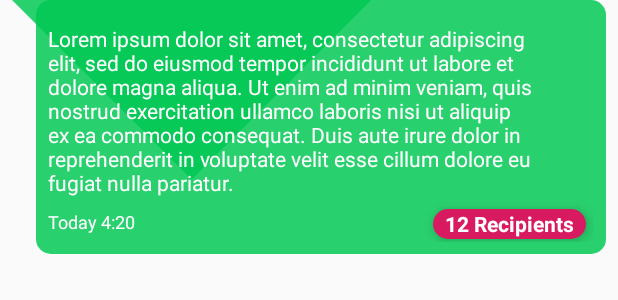
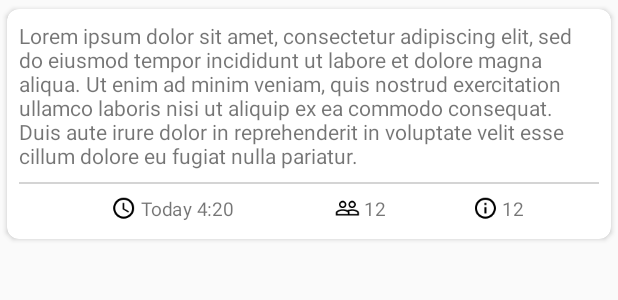
Before and after one commit to carloscj6/Text, an Android app: the layout saved_messages.xml on its own in the app's theme, with its tools: preview values and no code run, on a phone screen of 412 x 824 dp. Shown: the top 300 px of the screen. Run offline under Robolectric (Android 15) with nearby library versions, the phone set to English and light mode, and no system bars.

Commit message:
completely reworked home message ui

```diff
--- a/app/src/main/java/com/revosleap/text/activities/MainActivity.kt
+++ b/app/src/main/java/com/revosleap/text/activities/MainActivity.kt
@@ -161,12 +161,9 @@ class MainActivity : AppCompatActivity(), OnContactClicked, ContactList, Message
     }
 
     override fun onMessageClicked(sentMessages: SentMessages, index: Int) {
-        // Utils.toast(this, sentMessages.message!!)
+        SentRecipients.getInstance(sentMessages).show(supportFragmentManager,"Recipients")
     }
 
-    override fun onRecipientClicked(sentMessages: SentMessages) {
-        SentRecipients.getInstance(sentMessages).show(supportFragmentManager,"Recipients")
-    }
 
     private fun chooseContacts() {
         MultiContactPicker.Builder(this@MainActivity)
--- a/app/src/main/java/com/revosleap/text/adapters/MessagesAdapter.kt
+++ b/app/src/main/java/com/revosleap/text/adapters/MessagesAdapter.kt
@@ -35,14 +35,15 @@ class MessagesAdapter(private val messageClicked: MessageClicked) : RecyclerView
 
 
     inner class SavedVH(itemView: View) : RecyclerView.ViewHolder(itemView) {
+        val message = itemView.findViewById<TextView>(R.id.textViewMsg)
+        val msgCounter = itemView.findViewById<TextView>(R.id.textViewMsgCount)
+        val dateCounter = itemView.findViewById<TextView>(R.id.textViewTime)
+        val status= itemView.findViewById<TextView>(R.id.textViewMsgStatus)
         @SuppressLint("SetTextI18n")
         fun bind(sentMessages: SentMessages) {
-            val message = itemView.findViewById<TextView>(R.id.textViewMsg)
-            val msgCounter = itemView.findViewById<TextView>(R.id.textViewMsgCount)
-            val dateCounter = itemView.findViewById<TextView>(R.id.textViewTime)
-
+            status.text = "Sent"
             message.text = sentMessages.message
-            msgCounter.text = "Recipients ${sentMessages.contacts.size}"
+            msgCounter.text = "${sentMessages.contacts.size}"
             val today = SimpleDateFormat("dd", Locale.getDefault())
             val dateDifference = (today.format(System.currentTimeMillis()).toInt()).minus(
                     today.format(sentMessages.time).toInt()
@@ -63,13 +64,9 @@ class MessagesAdapter(private val messageClicked: MessageClicked) : RecyclerView
                     dateCounter.text = sdf.format(sentMessages.time)
                 }
                 else -> {
-                    val sdf = SimpleDateFormat("dd MM yyyy HH:mm", Locale.getDefault())
+                    val sdf = SimpleDateFormat("dd MMMM yyyy HH:mm", Locale.getDefault())
                     dateCounter.text = sdf.format(sentMessages.time)
                 }
-            }
-
-            msgCounter.setOnClickListener {
-                messageClicked.onRecipientClicked(sentMessages)
             }
 
             itemView.setOnClickListener {
--- a/app/src/main/java/com/revosleap/text/interfaces/MessageClicked.kt
+++ b/app/src/main/java/com/revosleap/text/interfaces/MessageClicked.kt
@@ -4,5 +4,4 @@ import com.revosleap.text.models.SentMessages
 
 interface MessageClicked {
     fun onMessageClicked(sentMessages: SentMessages, index: Int)
-    fun onRecipientClicked(sentMessages: SentMessages)
 }
--- /dev/null
+++ b/app/src/main/res/drawable/ic_info_outline.xml
@@ -0,0 +1,9 @@
+<vector xmlns:android="http://schemas.android.com/apk/res/android"
+        android:width="24dp"
+        android:height="24dp"
+        android:viewportWidth="24.0"
+        android:viewportHeight="24.0">
+    <path
+        android:fillColor="#FF000000"
+        android:pathData="M11,17h2v-6h-2v6zM12,2C6.48,2 2,6.48 2,12s4.48,10 10,10 10,-4.48 10,-10S17.52,2 12,2zM12,20c-4.41,0 -8,-3.59 -8,-8s3.59,-8 8,-8 8,3.59 8,8 -3.59,8 -8,8zM11,9h2L13,7h-2v2z"/>
+</vector>
--- /dev/null
+++ b/app/src/main/res/drawable/ic_people_outline.xml
@@ -0,0 +1,9 @@
+<vector xmlns:android="http://schemas.android.com/apk/res/android"
+        android:width="24dp"
+        android:height="24dp"
+        android:viewportWidth="24.0"
+        android:viewportHeight="24.0">
+    <path
+        android:fillColor="#FF000000"
+        android:pathData="M16.5,13c-1.2,0 -3.07,0.34 -4.5,1 -1.43,-0.67 -3.3,-1 -4.5,-1C5.33,13 1,14.08 1,16.25L1,19h22v-2.75c0,-2.17 -4.33,-3.25 -6.5,-3.25zM12.5,17.5h-10v-1.25c0,-0.54 2.56,-1.75 5,-1.75s5,1.21 5,1.75v1.25zM21.5,17.5L14,17.5v-1.25c0,-0.46 -0.2,-0.86 -0.52,-1.22 0.88,-0.3 1.96,-0.53 3.02,-0.53 2.44,0 5,1.21 5,1.75v1.25zM7.5,12c1.93,0 3.5,-1.57 3.5,-3.5S9.43,5 7.5,5 4,6.57 4,8.5 5.57,12 7.5,12zM7.5,6.5c1.1,0 2,0.9 2,2s-0.9,2 -2,2 -2,-0.9 -2,-2 0.9,-2 2,-2zM16.5,12c1.93,0 3.5,-1.57 3.5,-3.5S18.43,5 16.5,5 13,6.57 13,8.5s1.57,3.5 3.5,3.5zM16.5,6.5c1.1,0 2,0.9 2,2s-0.9,2 -2,2 -2,-0.9 -2,-2 0.9,-2 2,-2z"/>
+</vector>
--- a/app/src/main/res/layout/saved_messages.xml
+++ b/app/src/main/res/layout/saved_messages.xml
@@ -1,55 +1,86 @@
 <?xml version="1.0" encoding="utf-8"?>
-<android.support.constraint.ConstraintLayout xmlns:android="http://schemas.android.com/apk/res/android"
+<android.support.v7.widget.CardView xmlns:android="http://schemas.android.com/apk/res/android"
+    xmlns:app="http://schemas.android.com/apk/res-auto"
+    xmlns:tools="http://schemas.android.com/tools"
     android:layout_width="match_parent"
     android:layout_height="wrap_content"
-    xmlns:tools="http://schemas.android.com/tools"
-    android:layout_marginStart="8dp"
-    android:layout_marginEnd="8dp"
-    android:layout_marginBottom="8dp"
-    android:padding="8dp"
+    app:cardCornerRadius="8dp"
+    android:foreground="?attr/selectableItemBackground"
+    app:cardUseCompatPadding="true">
 
-    android:background="@drawable/message_bubble"
-    xmlns:app="http://schemas.android.com/apk/res-auto">
-    <TextView
-        android:layout_width="0dp"
-        android:padding="8dp"
-        android:textColor="@android:color/white"
-        android:layout_marginStart="8dp"
-        tools:text="@string/lorem"
+    <android.support.constraint.ConstraintLayout
+        android:layout_width="match_parent"
         android:layout_height="wrap_content"
-        app:layout_constraintStart_toStartOf="parent"
-        android:autoLink="all"
-        app:layout_constraintEnd_toEndOf="parent"
-        app:layout_constraintTop_toTopOf="parent"
-        android:id="@+id/textViewMsg"/>
-    <TextView
-        android:layout_width="wrap_content"
-        android:id="@+id/textViewTime"
-        android:layout_marginStart="8dp"
-        app:layout_constraintStart_toStartOf="@id/textViewMsg"
-        app:layout_constraintTop_toBottomOf="@id/textViewMsg"
-        android:textColor="@android:color/white"
-        android:textSize="12sp"
-        tools:text="Today 4:20"
-        android:layout_height="wrap_content" />
-    <TextView
-        android:background="@drawable/counter_bg"
-        android:textColor="@android:color/white"
-        android:layout_marginEnd="5dp"
-        android:elevation="5dp"
-        android:fadingEdgeLength="6dp"
-        tools:text="12 Recipients"
-        android:gravity="center"
-        android:textStyle="bold"
-        android:textAlignment="center"
-        android:layout_width="wrap_content"
-        android:layout_height="wrap_content"
-        app:layout_constraintEnd_toEndOf="parent"
-        app:layout_constraintTop_toBottomOf="@id/textViewMsg"
-        android:id="@+id/textViewMsgCount"/>
-    <View
-        android:layout_width="match_parent"
-        android:layout_height="2dp"
-        app:layout_constraintTop_toBottomOf="@id/textViewMsgCount"/>
+        android:padding="8dp">
 
-</android.support.constraint.ConstraintLayout>
+        <TextView
+            android:id="@+id/textViewMsg"
+            android:layout_width="wrap_content"
+            android:layout_height="wrap_content"
+            android:autoLink="all"
+            app:layout_constraintStart_toStartOf="parent"
+            app:layout_constraintTop_toTopOf="parent"
+            tools:text="@string/lorem" />
+
+        <View
+            android:id="@+id/view"
+            android:layout_width="match_parent"
+            android:layout_height="1dp"
+            android:layout_marginTop="8dp"
+            android:alpha=".5"
+            android:background="@android:color/darker_gray"
+            app:layout_constraintTop_toBottomOf="@id/textViewMsg" />
+
+        <TextView
+            android:id="@+id/textViewTime"
+            android:layout_width="wrap_content"
+            android:layout_height="wrap_content"
+            android:layout_marginTop="4dp"
+            android:drawableStart="@drawable/ic_time"
+            android:drawablePadding="4dp"
+            android:gravity="center"
+            android:scaleX="0.7"
+            android:scaleY="0.7"
+            android:textSize="18sp"
+            app:layout_constraintEnd_toStartOf="@id/textViewMsgCount"
+            app:layout_constraintStart_toStartOf="@id/textViewMsg"
+            app:layout_constraintTop_toBottomOf="@id/view"
+            tools:text="Today 4:20"
+             />
+
+        <TextView
+            android:id="@+id/textViewMsgCount"
+            android:layout_width="wrap_content"
+            android:layout_height="wrap_content"
+            android:layout_marginTop="4dp"
+            android:drawableStart="@drawable/ic_people_outline"
+            android:drawablePadding="4dp"
+            android:gravity="center"
+            android:scaleX="0.7"
+            android:scaleY="0.7"
+            android:textSize="18sp"
+            app:layout_constraintEnd_toStartOf="@id/textViewMsgStatus"
+            app:layout_constraintStart_toEndOf="@id/textViewTime"
+            app:layout_constraintTop_toBottomOf="@id/view"
+            tools:text="12" />
+        <TextView
+            android:id="@+id/textViewMsgStatus"
+            android:layout_width="wrap_content"
+            android:layout_height="wrap_content"
+            android:layout_marginTop="4dp"
+            android:drawableStart="@drawable/ic_info_outline"
+            android:drawablePadding="4dp"
+            android:gravity="center"
+            android:scaleX="0.7"
+            android:scaleY="0.7"
+            android:textSize="18sp"
+            app:layout_constraintEnd_toEndOf="parent"
+            app:layout_constraintStart_toEndOf="@id/textViewMsgCount"
+            app:layout_constraintTop_toBottomOf="@id/view"
+            tools:text="12" />
+
+
+    </android.support.constraint.ConstraintLayout>
+
+
+</android.support.v7.widget.CardView>
```
